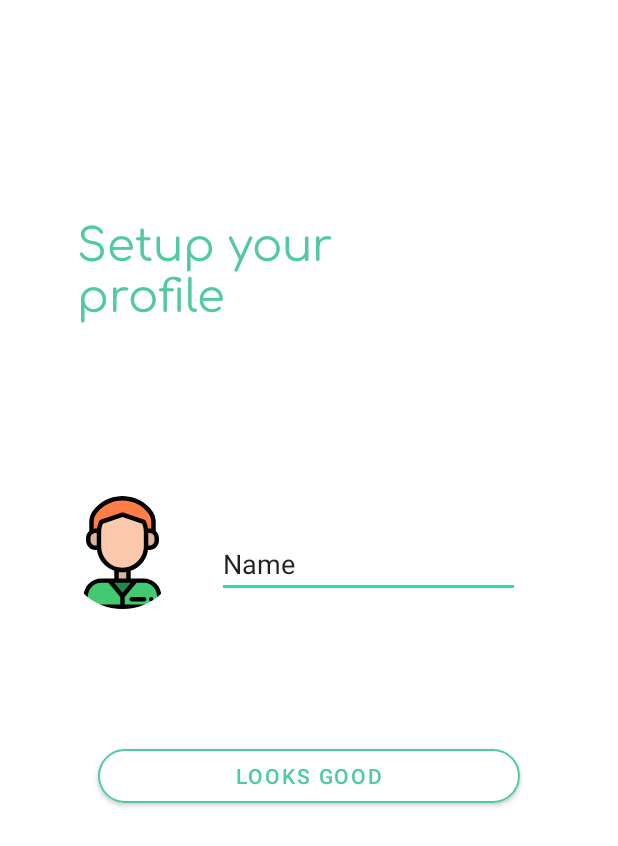
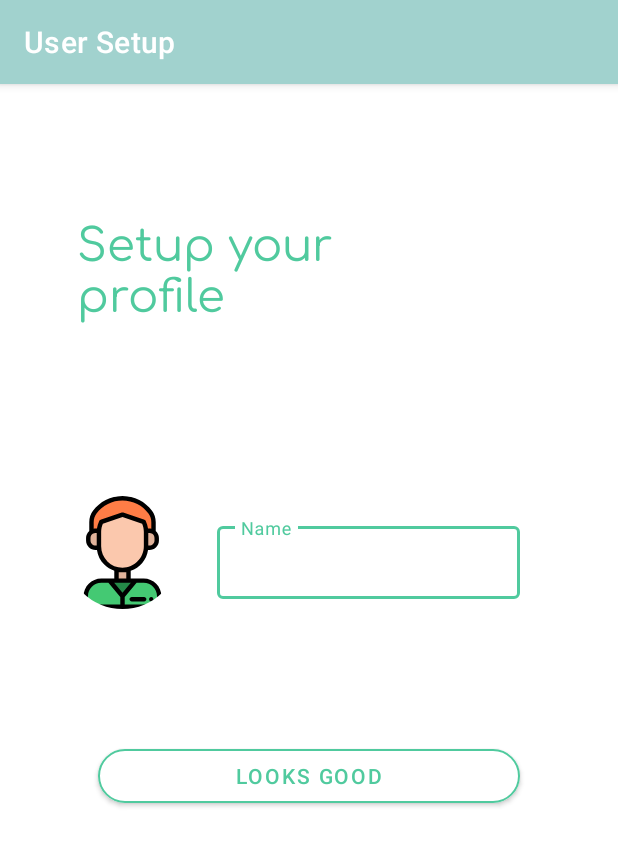
Before and after one commit to jupeeter8/SERO, an Android app: the Setup screen opened directly, with no data from a screen before it, on a phone screen of 412 x 824 dp. Shown: the top 846 px of the screen. Run offline under Robolectric (Android 15) with nearby library versions, the phone set to English and light mode, and no system bars; our stand-ins replace CircleImageView.

Commit message:
Made multiple changes to register activity, Main activity and Setup

```diff
--- a/app/build.gradle
+++ b/app/build.gradle
@@ -35,10 +35,12 @@ dependencies {
     implementation 'com.google.android.material:material:1.3.0'
     implementation 'androidx.constraintlayout:constraintlayout:2.0.4'
     implementation 'com.google.firebase:firebase-auth:19.2.0'
+    implementation 'com.google.firebase:firebase-storage:20.0.0'
     testImplementation 'junit:junit:4.+'
     androidTestImplementation 'androidx.test.ext:junit:1.1.2'
     androidTestImplementation 'androidx.test.espresso:espresso-core:3.3.0'
     implementation platform('com.google.firebase:firebase-bom:28.0.1')
     implementation 'com.google.firebase:firebase-analytics:17.5.0'
     implementation 'de.hdodenhof:circleimageview:3.1.0'
+
 }
--- a/app/src/main/AndroidManifest.xml
+++ b/app/src/main/AndroidManifest.xml
@@ -3,6 +3,8 @@
     package="com.example.serobeta0">
 
     <uses-permission android:name="android.permission.INTERNET" />
+    <uses-permission android:name="android.permission.READ_EXTERNAL_STORAGE"/>
+    <uses-permission android:name="android.permission.WRITE_EXTERNAL_STORAGE"/>
 
     <application
         android:allowBackup="true"
@@ -29,9 +31,11 @@
             </intent-filter>
         </activity>
 
+
         <meta-data
             android:name="preloaded_fonts"
             android:resource="@array/preloaded_fonts" />
     </application>
 
+
 </manifest>
--- a/app/src/main/java/com/example/serobeta0/MainActivity.java
+++ b/app/src/main/java/com/example/serobeta0/MainActivity.java
@@ -65,9 +65,16 @@ public class MainActivity extends AppCompatActivity {
                 Logout();
 
                 return true;
+            case R.id.settingsBtn:
 
-                default:
-                    return false;
+                Intent setup  = new Intent(MainActivity.this, Setup.class);
+                startActivity(setup);
+
+                return true;
+
+
+            default:
+                return false;
         }
     }
 
--- a/app/src/main/java/com/example/serobeta0/Setup.java
+++ b/app/src/main/java/com/example/serobeta0/Setup.java
@@ -1,14 +1,69 @@
 package com.example.serobeta0;
 
 import androidx.appcompat.app.AppCompatActivity;
+import androidx.appcompat.widget.Toolbar;
+import androidx.core.app.ActivityCompat;
+import androidx.core.content.ContextCompat;
 
+import android.Manifest;
+import android.content.pm.PackageManager;
+import android.os.Build;
 import android.os.Bundle;
+import android.text.TextUtils;
+import android.view.View;
+import android.widget.Button;
+import android.widget.EditText;
+import android.widget.Toast;
+
+import de.hdodenhof.circleimageview.CircleImageView;
 
 public class Setup extends AppCompatActivity {
+
+    //private CircleImageView pfp;
+
+    private EditText userName;
+    private Button setupButton;
 
     @Override
     protected void onCreate(Bundle savedInstanceState) {
         super.onCreate(savedInstanceState);
         setContentView(R.layout.activity_setup);
+
+        Toolbar setupToolbar = findViewById(R.id.SetUpTool);
+        setSupportActionBar(setupToolbar);
+        getSupportActionBar().setTitle("User Setup");
+
+        userName = findViewById(R.id.setupName);
+        setupButton = findViewById(R.id.Submit);
+
+        setupButton.setOnClickListener(new View.OnClickListener() {
+            @Override
+            public void onClick(View v) {
+                String name = userName.getText().toString();
+
+                if (!TextUtils.isEmpty(name)) {
+
+                    Toast.makeText(Setup.this, "Enter a name!", Toast.LENGTH_SHORT).show();
+
+                } else {
+
+
+
+                }
+            }
+        });
+
+
+
+    }
+
+    @Override
+    protected void onStart() {
+        super.onStart();
+
+        if (ContextCompat.checkSelfPermission(Setup.this, Manifest.permission.READ_EXTERNAL_STORAGE) != PackageManager.PERMISSION_GRANTED) {
+                    ActivityCompat.requestPermissions(Setup.this, new String [] {Manifest.permission.READ_EXTERNAL_STORAGE}, 1);
+
+        }
     }
 }
--- a/app/src/main/res/layout/activity_setup.xml
+++ b/app/src/main/res/layout/activity_setup.xml
@@ -5,6 +5,26 @@
     android:layout_width="match_parent"
     android:layout_height="match_parent"
     tools:context=".Setup">
+
+    <com.google.android.material.appbar.AppBarLayout
+        android:layout_width="match_parent"
+        android:layout_height="wrap_content"
+        app:layout_constraintEnd_toEndOf="parent"
+        app:layout_constraintStart_toStartOf="parent"
+        app:layout_constraintTop_toTopOf="parent">
+
+        <androidx.appcompat.widget.Toolbar
+            android:id="@+id/SetUpTool"
+            android:layout_width="match_parent"
+            android:layout_height="wrap_content"
+            android:background="@color/green_var"
+            android:minHeight="?attr/actionBarSize"
+            android:theme="?attr/actionBarTheme"
+            app:layout_constraintEnd_toEndOf="parent"
+            app:layout_constraintStart_toStartOf="parent"
+            app:layout_constraintTop_toTopOf="parent"
+            app:titleTextColor="#FFFFFF" />
+    </com.google.android.material.appbar.AppBarLayout>
 
     <TextView
         android:id="@+id/Headder"
@@ -22,7 +42,7 @@
         app:layout_constraintTop_toTopOf="parent" />
 
     <de.hdodenhof.circleimageview.CircleImageView
-        android:id="@+id/circleImageView"
+        android:id="@+id/setupPfp"
         android:layout_width="75dp"
         android:layout_height="75dp"
         android:layout_marginStart="44dp"
@@ -48,19 +68,24 @@
         app:strokeColor="#50CA9E"
         app:strokeWidth="1dp" />
 
-    <EditText
-        android:id="@+id/editTextTextPersonName"
+    <com.google.android.material.textfield.TextInputLayout
+        android:id="@+id/setupNameLayout"
+        style="@style/Widget.MaterialComponents.TextInputLayout.OutlinedBox.Dense"
         android:layout_width="0dp"
         android:layout_height="wrap_content"
         android:layout_marginStart="25dp"
-        android:layout_marginTop="136dp"
+        android:layout_marginTop="128dp"
         android:layout_marginEnd="65dp"
-        android:ems="10"
-        android:inputType="textPersonName"
-        android:text="Name"
+        android:hint="Name"
         app:layout_constraintEnd_toEndOf="parent"
         app:layout_constraintHorizontal_bias="0.0"
-        app:layout_constraintStart_toEndOf="@+id/circleImageView"
-        app:layout_constraintTop_toBottomOf="@+id/Headder" />
+        app:layout_constraintStart_toEndOf="@+id/setupPfp"
+        app:layout_constraintTop_toBottomOf="@+id/Headder">
+
+        <com.google.android.material.textfield.TextInputEditText
+            android:id="@+id/setupName"
+            android:layout_width="match_parent"
+            android:layout_height="wrap_content" />
+    </com.google.android.material.textfield.TextInputLayout>
 
 </androidx.constraintlayout.widget.ConstraintLayout>
```
Also changed, not shown: 1 other file.
